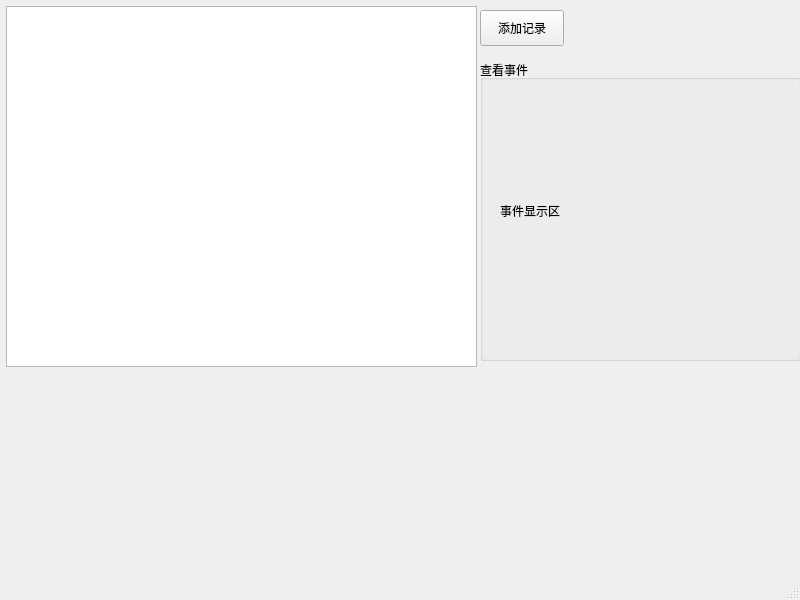
JackLovel/ToDoList, file mainwindow.ui: the form before one commit.
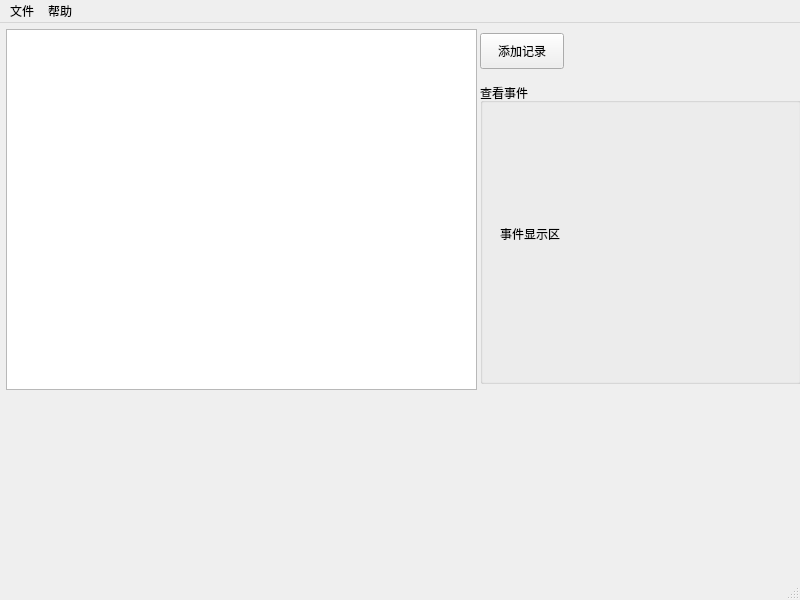
The form after the commit.

Patch:
```diff
--- a/mainwindow.ui
+++ b/mainwindow.ui
@@ -70,9 +70,23 @@
      <x>0</x>
      <y>0</y>
      <width>800</width>
-     <height>30</height>
+     <height>32</height>
     </rect>
    </property>
+   <widget class="QMenu" name="menu">
+    <property name="title">
+     <string>文件</string>
+    </property>
+    <addaction name="actionExit"/>
+   </widget>
+   <widget class="QMenu" name="menu_2">
+    <property name="title">
+     <string>帮助</string>
+    </property>
+    <addaction name="actionAbout"/>
+   </widget>
+   <addaction name="menu"/>
+   <addaction name="menu_2"/>
   </widget>
   <widget class="QStatusBar" name="statusbar"/>
  </widget>
```
Left out of the diff: 10 changed lines with no effect on the pictures.
